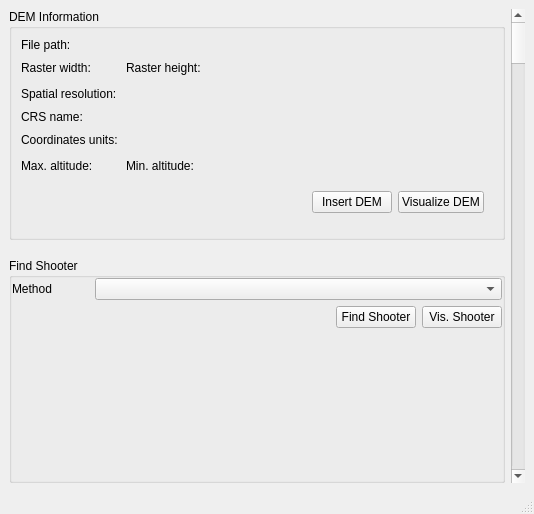
First picture: the form in Gui/CustomWidgets/mainWindow.ui, repository jpesperidiao/MOPA, before the edit.
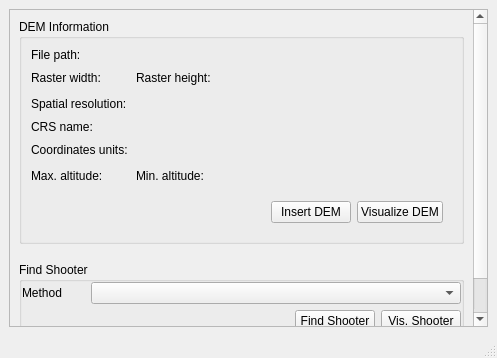
Second picture: the form after the edit. Custom widgets are drawn as their Qt base class.

Commit message: scroll area added to main window

Diff of the .ui file:
```diff
--- a/Gui/CustomWidgets/mainWindow.ui
+++ b/Gui/CustomWidgets/mainWindow.ui
@@ -6,8 +6,8 @@
    <rect>
     <x>0</x>
     <y>0</y>
-    <width>534</width>
-    <height>514</height>
+    <width>497</width>
+    <height>358</height>
    </rect>
   </property>
   <property name="windowTitle">
@@ -15,117 +15,31 @@
   </property>
   <widget class="QWidget" name="centralwidget">
    <layout class="QGridLayout" name="gridLayout_5">
-    <item row="1" column="0">
-     <widget class="SensorWidget" name="sensorWidget" native="true"/>
-    </item>
+    <item row="0" column="0">
+     <widget class="QScrollArea" name="scrollArea">
+      <property name="horizontalScrollBarPolicy">
+       <enum>Qt::ScrollBarAlwaysOff</enum>
+      </property>
+      <property name="widgetResizable">
+       <bool>true</bool>
+      </property>
+      <widget class="QWidget" name="scrollAreaWidgetContents">
+       <property name="geometry">
+        <rect>
+         <x>0</x>
+         <y>0</y>
+         <width>471</width>
+         <height>467</height>
+        </rect>
+       </property>
+       <layout class="QGridLayout" name="gridLayout_6">
     <item row="0" column="0">
      <widget class="QGroupBox" name="groupBox">
       <property name="title">
        <string>DEM Information</string>
       </property>
       <layout class="QGridLayout" name="gridLayout_3">
-       <item row="1" column="0">
-        <widget class="QLabel" name="widthLabel">
-         <property name="text">
-          <string>Raster width: </string>
-         </property>
-        </widget>
-       </item>
-       <item row="1" column="1">
-        <widget class="QLabel" name="heightLabel">
-         <property name="text">
-          <string>Raster height: </string>
-         </property>
-        </widget>
-       </item>
-       <item row="1" column="2">
-        <spacer name="horizontalSpacer_2">
-         <property name="orientation">
-          <enum>Qt::Horizontal</enum>
-         </property>
-         <property name="sizeHint" stdset="0">
-          <size>
-           <width>40</width>
-           <height>20</height>
-          </size>
-         </property>
-        </spacer>
-       </item>
-       <item row="2" column="0">
-        <widget class="QLabel" name="resLabel">
-         <property name="text">
-          <string>Spatial resolution: </string>
-         </property>
-        </widget>
-       </item>
-       <item row="2" column="2">
-        <spacer name="horizontalSpacer_3">
-         <property name="orientation">
-          <enum>Qt::Horizontal</enum>
-         </property>
-         <property name="sizeHint" stdset="0">
-          <size>
-           <width>174</width>
-           <height>20</height>
-          </size>
-         </property>
-        </spacer>
-       </item>
-       <item row="3" column="0">
-        <widget class="QLabel" name="crsLabel">
-         <property name="text">
-          <string>CRS name: </string>
-         </property>
-        </widget>
-       </item>
-       <item row="4" column="0">
-        <widget class="QLabel" name="unitsLabel">
-         <property name="text">
-          <string>Coordinates units:</string>
-         </property>
-        </widget>
-       </item>
-       <item row="4" column="2">
-        <spacer name="horizontalSpacer_5">
-         <property name="orientation">
-          <enum>Qt::Horizontal</enum>
-         </property>
-         <property name="sizeHint" stdset="0">
-          <size>
-           <width>174</width>
-           <height>20</height>
-          </size>
-         </property>
-        </spacer>
-       </item>
-       <item row="5" column="0">
-        <widget class="QLabel" name="maxLabel">
-         <property name="text">
-          <string>Max. altitude: </string>
-         </property>
-        </widget>
-       </item>
-       <item row="5" column="1">
-        <widget class="QLabel" name="minLabel">
-         <property name="text">
-          <string>Min. altitude: </string>
-         </property>
-        </widget>
-       </item>
-       <item row="5" column="2">
-        <spacer name="horizontalSpacer_7">
-         <property name="orientation">
-          <enum>Qt::Horizontal</enum>
-         </property>
-         <property name="sizeHint" stdset="0">
-          <size>
-           <width>174</width>
-           <height>20</height>
-          </size>
-         </property>
-        </spacer>
-       </item>
-       <item row="6" column="0" colspan="3">
+           <item row="6" column="1" colspan="3">
         <widget class="QWidget" name="widget" native="true">
          <layout class="QGridLayout" name="gridLayout">
           <item row="0" column="2">
@@ -158,29 +72,136 @@
          </layout>
         </widget>
        </item>
-       <item row="7" column="1">
-        <spacer name="verticalSpacer">
+           <item row="3" column="1">
+            <widget class="QLabel" name="crsLabel">
+             <property name="text">
+              <string>CRS name: </string>
+             </property>
+            </widget>
+           </item>
+           <item row="2" column="1">
+            <widget class="QLabel" name="resLabel">
+             <property name="text">
+              <string>Spatial resolution: </string>
+             </property>
+            </widget>
+           </item>
+           <item row="5" column="3">
+            <spacer name="horizontalSpacer_7">
          <property name="orientation">
-          <enum>Qt::Vertical</enum>
+              <enum>Qt::Horizontal</enum>
          </property>
          <property name="sizeHint" stdset="0">
           <size>
-           <width>20</width>
-           <height>6</height>
+               <width>174</width>
+               <height>20</height>
           </size>
          </property>
         </spacer>
        </item>
-       <item row="0" column="0" colspan="3">
+           <item row="2" column="3">
+            <spacer name="horizontalSpacer_3">
+             <property name="orientation">
+              <enum>Qt::Horizontal</enum>
+             </property>
+             <property name="sizeHint" stdset="0">
+              <size>
+               <width>174</width>
+               <height>20</height>
+              </size>
+             </property>
+            </spacer>
+           </item>
+           <item row="4" column="1">
+            <widget class="QLabel" name="unitsLabel">
+             <property name="text">
+              <string>Coordinates units:</string>
+             </property>
+            </widget>
+           </item>
+           <item row="4" column="3">
+            <spacer name="horizontalSpacer_5">
+             <property name="orientation">
+              <enum>Qt::Horizontal</enum>
+             </property>
+             <property name="sizeHint" stdset="0">
+              <size>
+               <width>174</width>
+               <height>20</height>
+              </size>
+             </property>
+            </spacer>
+           </item>
+           <item row="5" column="1">
+            <widget class="QLabel" name="maxLabel">
+             <property name="text">
+              <string>Max. altitude: </string>
+             </property>
+            </widget>
+           </item>
+           <item row="5" column="2">
+            <widget class="QLabel" name="minLabel">
+             <property name="text">
+              <string>Min. altitude: </string>
+             </property>
+            </widget>
+           </item>
+           <item row="0" column="1" colspan="3">
         <widget class="QLabel" name="fileLabel">
          <property name="text">
           <string>File path:</string>
          </property>
         </widget>
        </item>
+           <item row="1" column="1">
+            <widget class="QLabel" name="widthLabel">
+             <property name="text">
+              <string>Raster width: </string>
+             </property>
+            </widget>
+           </item>
+           <item row="1" column="2">
+            <widget class="QLabel" name="heightLabel">
+             <property name="text">
+              <string>Raster height: </string>
+             </property>
+            </widget>
+           </item>
+           <item row="1" column="3">
+            <spacer name="horizontalSpacer_2">
+             <property name="orientation">
+              <enum>Qt::Horizontal</enum>
+             </property>
+             <property name="sizeHint" stdset="0">
+              <size>
+               <width>40</width>
+               <height>20</height>
+              </size>
+             </property>
+            </spacer>
+           </item>
+           <item row="7" column="2">
+            <spacer name="verticalSpacer">
+             <property name="orientation">
+              <enum>Qt::Vertical</enum>
+             </property>
+             <property name="sizeHint" stdset="0">
+              <size>
+               <width>20</width>
+               <height>6</height>
+              </size>
+             </property>
+            </spacer>
+           </item>
       </layout>
      </widget>
     </item>
+        <item row="1" column="0">
+         <widget class="SensorWidget" name="sensorWidget" native="true"/>
+        </item>
+        <item row="2" column="0">
+         <widget class="ObservationWidget" name="obsWidget" native="true"/>
+        </item>
     <item row="3" column="0">
      <widget class="QGroupBox" name="groupBox_2">
       <property name="title">
@@ -205,7 +226,14 @@
         </widget>
        </item>
        <item row="0" column="1" colspan="5">
-        <widget class="QComboBox" name="methodComboBox"/>
+            <widget class="QComboBox" name="methodComboBox">
+             <property name="sizePolicy">
+              <sizepolicy hsizetype="Expanding" vsizetype="Fixed">
+               <horstretch>0</horstretch>
+               <verstretch>0</verstretch>
+              </sizepolicy>
+             </property>
+            </widget>
        </item>
        <item row="3" column="2" colspan="2">
         <spacer name="verticalSpacer_2">
@@ -222,6 +250,12 @@
        </item>
        <item row="0" column="0">
         <widget class="QLabel" name="label">
+             <property name="sizePolicy">
+              <sizepolicy hsizetype="Minimum" vsizetype="Preferred">
+               <horstretch>0</horstretch>
+               <verstretch>0</verstretch>
+              </sizepolicy>
+             </property>
          <property name="text">
           <string>Method</string>
          </property>
@@ -257,14 +291,8 @@
       </layout>
      </widget>
     </item>
-    <item row="2" column="0">
-     <widget class="ObservationWidget" name="obsWidget" native="true"/>
-    </item>
-    <item row="0" column="1" rowspan="4">
-     <widget class="QScrollBar" name="verticalScrollBar">
-      <property name="orientation">
-       <enum>Qt::Vertical</enum>
-      </property>
+       </layout>
+      </widget>
      </widget>
     </item>
    </layout>
@@ -274,7 +302,7 @@
     <rect>
      <x>0</x>
      <y>0</y>
-     <width>534</width>
+     <width>497</width>
      <height>22</height>
     </rect>
    </property>
```
Lines whose indentation alone changed are shown as unchanged.
